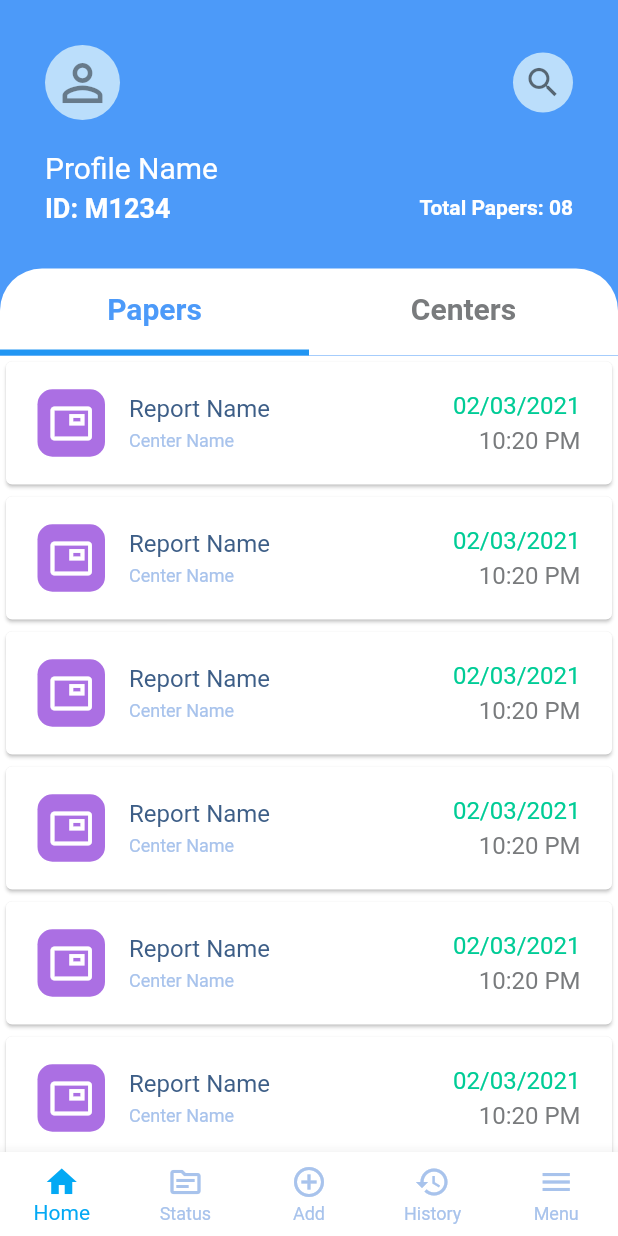
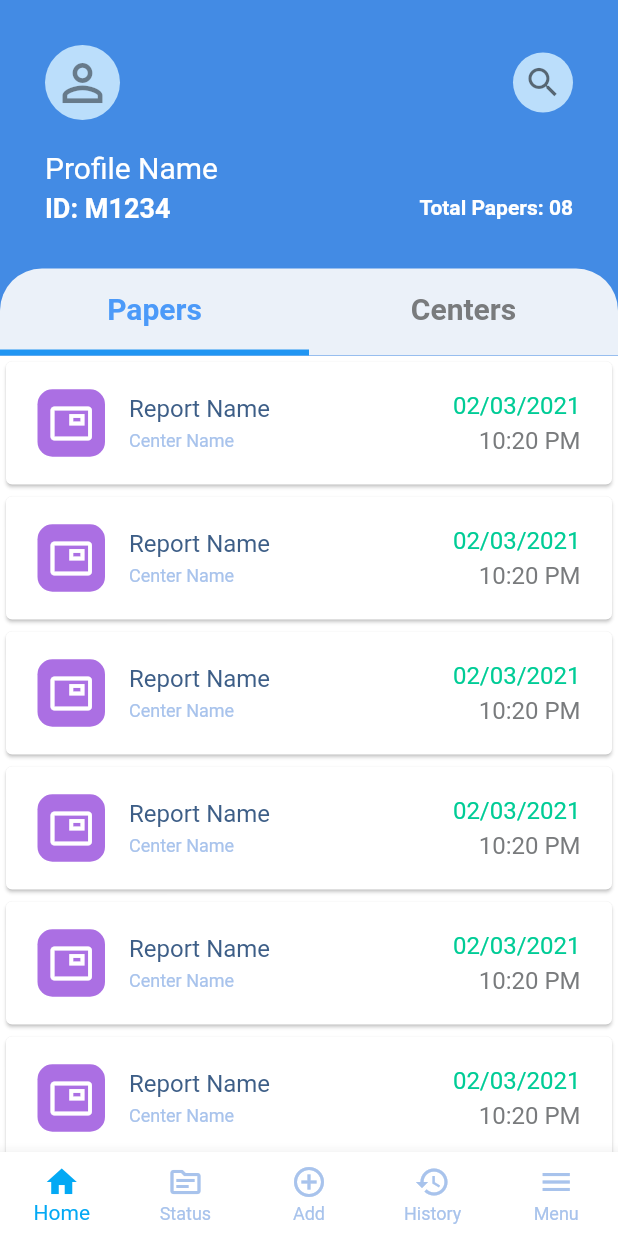
Before and after one commit to azmainkabir/Medical_Document_Collector_Flutter_App, a Flutter app: the screen it shows after launch, on a phone screen of 412 x 824 dp. Run offline on Flutter 3.47's test engine with Material 2 defaults, Android fonts, the phone set to English and light mode, and no system bars.

Commit message:
Color Correction

```diff
--- a/lib/screens/add_screen.dart
+++ b/lib/screens/add_screen.dart
@@ -11,7 +11,7 @@ class _AddScreenState extends State<AddScreen> {
   Widget build(BuildContext context) {
     return SafeArea(
       child: Scaffold(
-        backgroundColor: Color(0xFF4C9AF9),
+        backgroundColor: Color(0xFF438BE4),
         body: Column(
           crossAxisAlignment: CrossAxisAlignment.start,
           children: [
--- a/lib/screens/history_screen.dart
+++ b/lib/screens/history_screen.dart
@@ -10,7 +10,7 @@ class _HistoryScreenState extends State<HistoryScreen> {
   Widget build(BuildContext context) {
     return SafeArea(
       child: Scaffold(
-        backgroundColor: Color(0xFF4C9AF9),
+        backgroundColor: Color(0xFF438BE4),
         body: Column(
           crossAxisAlignment: CrossAxisAlignment.start,
           children: [
--- a/lib/screens/home_screen.dart
+++ b/lib/screens/home_screen.dart
@@ -27,7 +27,7 @@ class _HomeScreenState extends State<HomeScreen> with SingleTickerProviderStateM
   Widget build(BuildContext context) {
     return SafeArea(
       child: Scaffold(
-        backgroundColor: Color(0xFF4C9AF9),
+        backgroundColor: Color(0xFF438BE4),
         body: Column(
           crossAxisAlignment: CrossAxisAlignment.start,
           children: [
@@ -101,7 +101,7 @@ class _HomeScreenState extends State<HomeScreen> with SingleTickerProviderStateM
                 children: [
                   Container(
                     decoration: BoxDecoration(
-                      color: Colors.white,
+                      color: Color(0xFFEBF1F9),
                       borderRadius: BorderRadius.only(
                           topLeft: Radius.circular(28.0),
                           topRight: Radius.circular(28.0)),
--- a/lib/screens/menu_screen.dart
+++ b/lib/screens/menu_screen.dart
@@ -10,7 +10,7 @@ class _MenuScreenState extends State<MenuScreen> {
   Widget build(BuildContext context) {
     return SafeArea(
       child: Scaffold(
-        backgroundColor: Color(0xFF4C9AF9),
+        backgroundColor: Color(0xFF438BE4),
         body: Column(
           crossAxisAlignment: CrossAxisAlignment.start,
           children: [
--- a/lib/screens/status_screen.dart
+++ b/lib/screens/status_screen.dart
@@ -26,7 +26,7 @@ class _StatusScreenState extends State<StatusScreen>  with SingleTickerProviderS
   Widget build(BuildContext context) {
     return SafeArea(
       child: Scaffold(
-        backgroundColor: Color(0xFF4C9AF9),
+        backgroundColor: Color(0xFF438BE4),
         body: Column(
           crossAxisAlignment: CrossAxisAlignment.start,
           children: [
@@ -51,7 +51,7 @@ class _StatusScreenState extends State<StatusScreen>  with SingleTickerProviderS
                 children: [
                   Container(
                     decoration: BoxDecoration(
-                      color: Colors.white,
+                      color: Color(0xFFEBF1F9),
                       borderRadius: BorderRadius.only(
                           topLeft: Radius.circular(28.0),
                           topRight: Radius.circular(28.0)),
```
